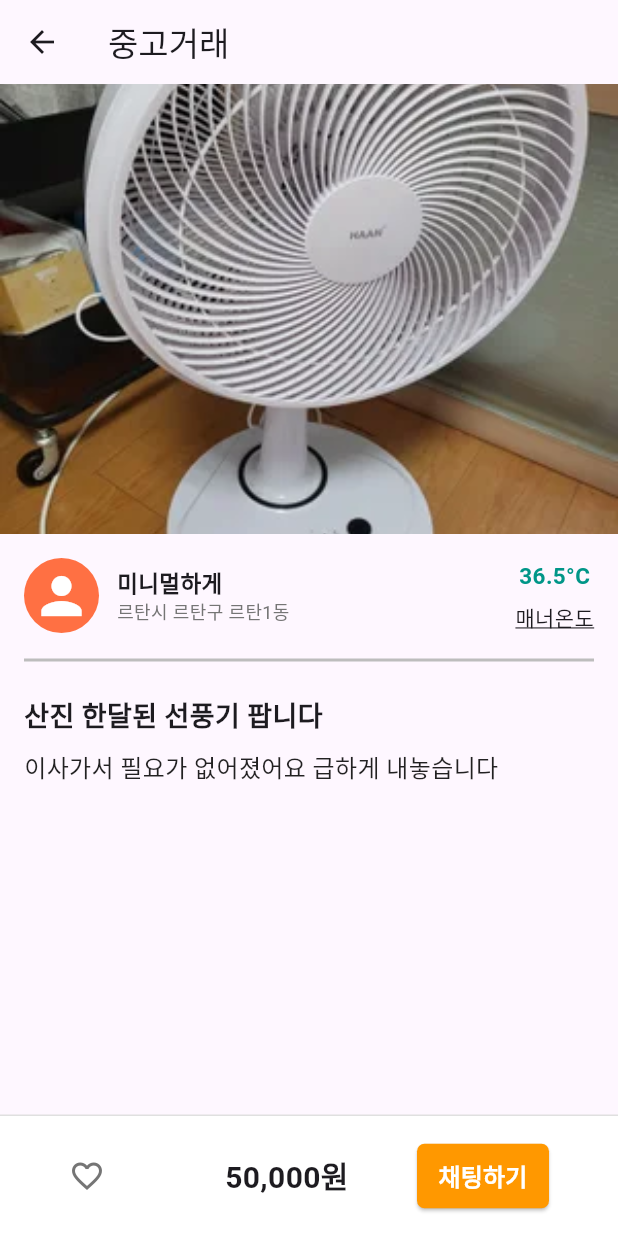
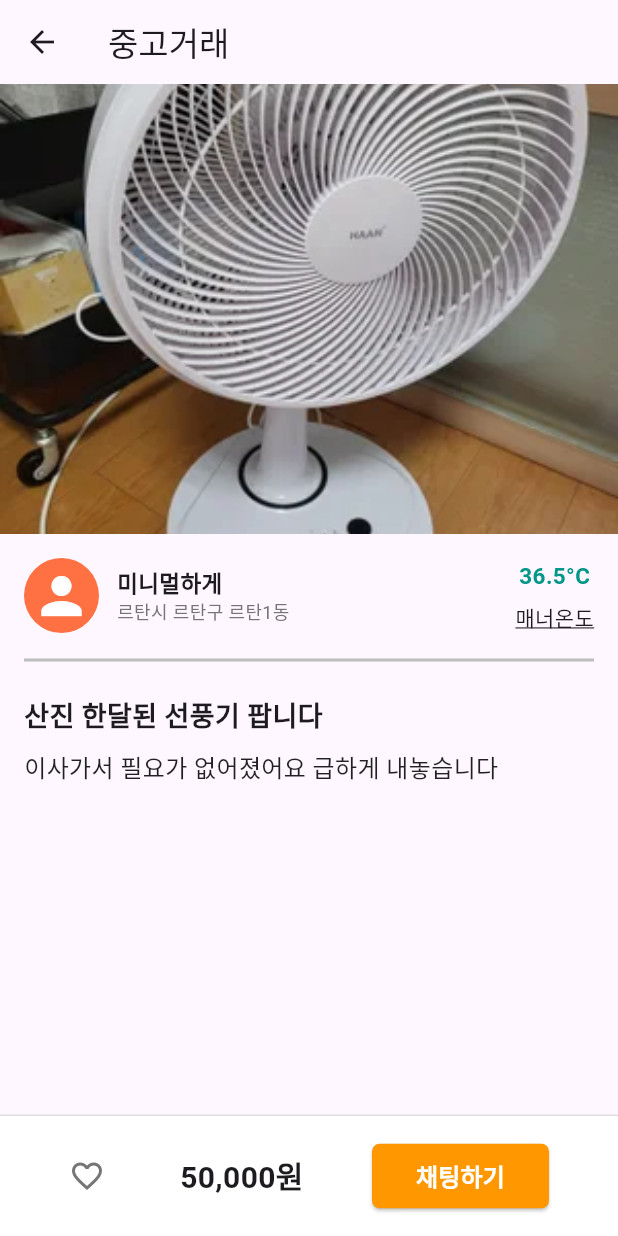
Before and after one commit to dlworua/applemarket_app, a Flutter app: the screen it shows after launch, after a tap on "산진 한달된 선풍기 팝니다", on a phone screen of 412 x 824 dp. Run offline on Flutter 3.47's test engine with Material 3 defaults, Android fonts, the phone set to English and light mode, and no system bars; our stand-ins replace flutter_riverpod.

Commit message:
feat: 가격과 채팅하기 컨테이너간 간격 조절

```diff
--- a/lib/screens/detail_page.dart
+++ b/lib/screens/detail_page.dart
@@ -147,7 +147,7 @@ class ProductDetailScreen extends ConsumerWidget {
                 SizedBox(width: 30),
                 Icon(Icons.favorite_border, color: Colors.grey[600]),
 
-                SizedBox(width: 80),
+                SizedBox(width: 50),
 
                 // 가격
                 Expanded(
@@ -157,7 +157,7 @@ class ProductDetailScreen extends ConsumerWidget {
                   ),
                 ),
 
-                SizedBox(width: 40),
+                SizedBox(width: 10),
 
                 // 채팅하기 버튼
                 Expanded(
```
